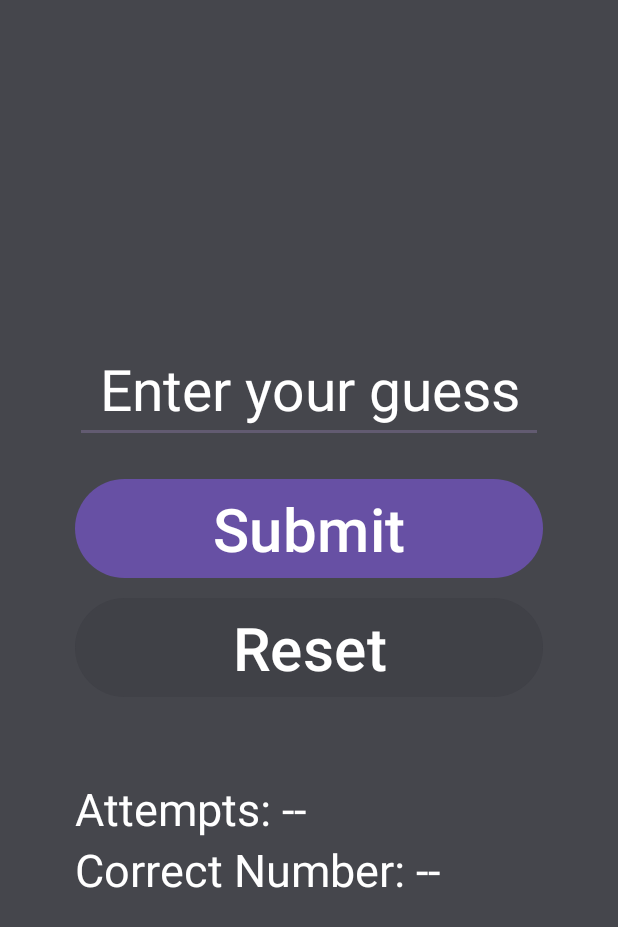
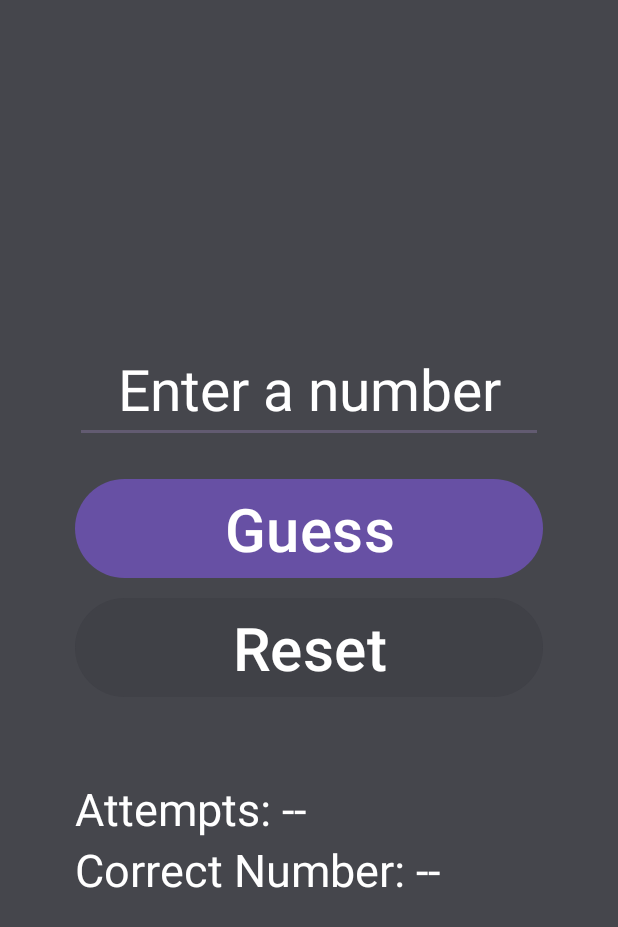
Before and after one commit to lonewanderer27/Guess-Jay-Number, an Android app: the screen it shows after launch (GN_MainActivity), on a phone screen of 412 x 824 dp. Shown: the top 927 px of the screen. Run offline under Robolectric (Android 15) with nearby library versions, the phone set to English and light mode, and no system bars; 2 statements that could not run were skipped.

Commit message:
ui: change text in EditText & GuessButton

```diff
--- a/app/src/main/res/layout/gn_activity_main.xml
+++ b/app/src/main/res/layout/gn_activity_main.xml
@@ -16,15 +16,15 @@
         android:layout_marginBottom="20dp"
         android:textAlignment="center"
         android:textSize="38sp"
-        android:hint="Enter your guess"
+        android:hint="Enter a number"
         android:id="@+id/UserGuess"
         android:layout_width="match_parent"
         android:layout_height="wrap_content">
     </EditText>
     <Button
         android:textSize="40sp"
-        android:id="@+id/SubmitButton"
-        android:text="Submit"
+        android:id="@+id/GuessButton"
+        android:text="Guess"
         android:layout_width="match_parent"
         android:layout_height="wrap_content">
     </Button>
```
